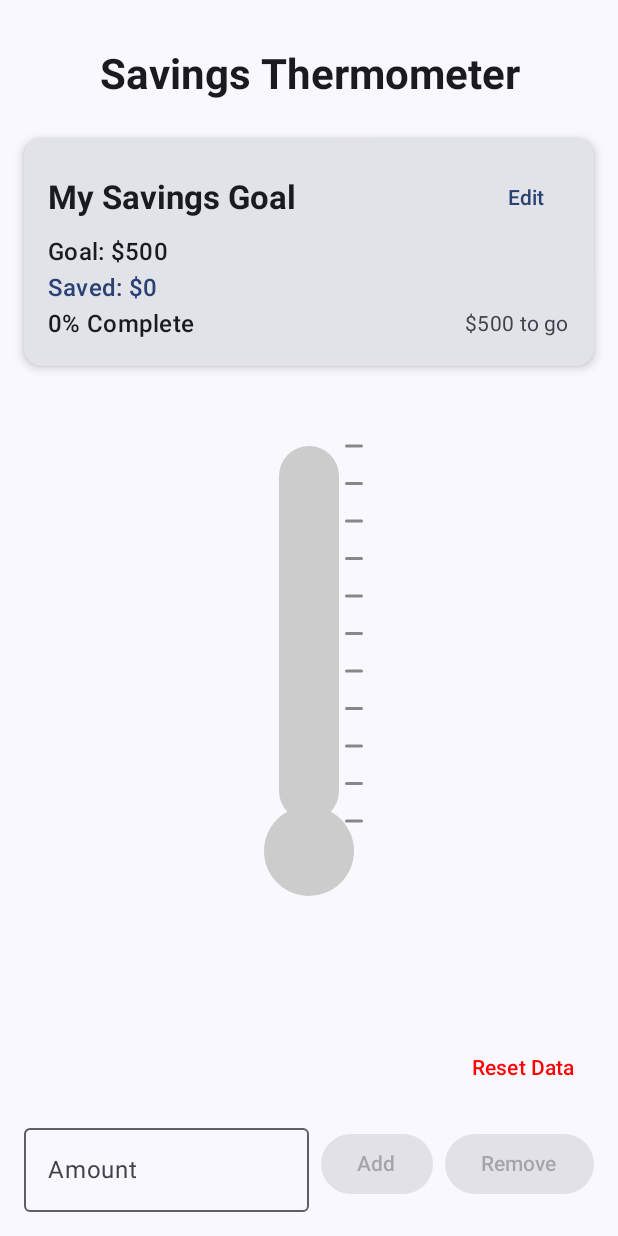
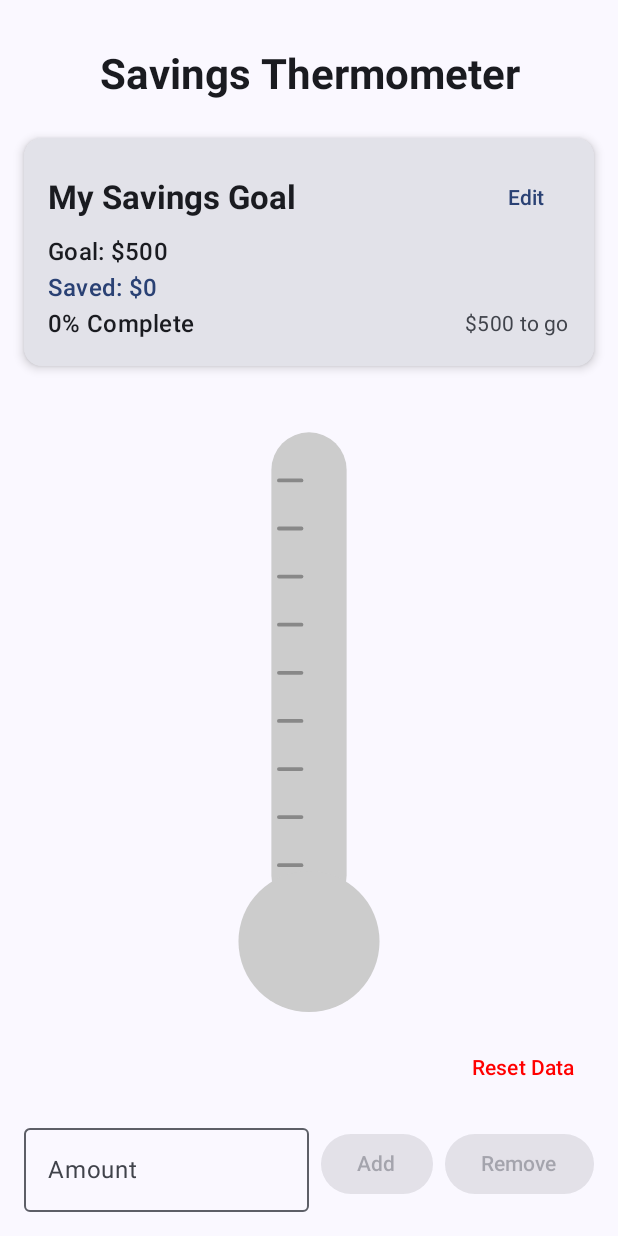
Before and after one commit to swashedbuckles/save-o-meter, an Android app built with Jetpack Compose: the screen it shows after launch (MainActivity), on a phone screen of 412 x 824 dp. Run offline under Robolectric (Android 15) with nearby library versions, the phone set to English and light mode, and no system bars.

Commit message:
Update responsiveness and thermometer display

```diff
--- a/app/src/main/java/com/example/save_o_meter/MainActivity.kt
+++ b/app/src/main/java/com/example/save_o_meter/MainActivity.kt
@@ -9,12 +9,16 @@ import androidx.compose.animation.core.animateFloatAsState
 import androidx.compose.animation.core.tween
 import androidx.compose.foundation.layout.Arrangement
 import androidx.compose.foundation.layout.Box
+import androidx.compose.foundation.layout.BoxWithConstraints
 import androidx.compose.foundation.layout.Column
+import androidx.compose.foundation.layout.Row
 import androidx.compose.foundation.layout.Spacer
+import androidx.compose.foundation.layout.fillMaxHeight
 import androidx.compose.foundation.layout.fillMaxSize
 import androidx.compose.foundation.layout.fillMaxWidth
 import androidx.compose.foundation.layout.height
 import androidx.compose.foundation.layout.padding
+import androidx.compose.foundation.layout.size
 import androidx.compose.material3.MaterialTheme
 import androidx.compose.material3.Scaffold
 import androidx.compose.material3.Text
@@ -82,9 +86,76 @@ fun SavingsThermometerScreen(modifier: Modifier = Modifier) {
         label = "progress_animation"
     )
 
-    Box(modifier = modifier.fillMaxSize())
+    Box(modifier = modifier.fillMaxSize()) {
+        BoxWithConstraints(modifier = Modifier.fillMaxSize()) {
+            val boxWithConstraintsScope = this
+            val isLandscape = maxWidth > maxHeight
+
+            if (isLandscape) {
+                // Landscape layout - side by side
+                Row(
+                    modifier = Modifier.fillMaxSize().padding(16.dp),
+                    horizontalArrangement = Arrangement.spacedBy(16.dp)
+                ) {
+                    // Left side - info and controls
                     Column(
-        modifier = modifier.fillMaxSize().padding(16.dp),
+                        modifier = Modifier.weight(1f),
+                        verticalArrangement = Arrangement.spacedBy(16.dp)
+                    ) {
+                        Text(
+                            text = "Savings Thermometer",
+                            style = MaterialTheme.typography.headlineMedium,
+                            fontWeight = FontWeight.Bold,
+                            textAlign = TextAlign.Center
+                        )
+
+                        SavingsInfoCard(
+                            goalName = viewModel.goalName,
+                            currentSavings = viewModel.currentSavings,
+                            goalAmount = viewModel.currentSavingsGoal,
+                            progress = progress,
+                            isGoalReached = isGoalReached,
+                            remainingAmount = viewModel.getRemainingAmount(),
+                            onEditGoal = { showGoalEditDialog = true }
+                        )
+
+                        Spacer(modifier = Modifier.weight(1f))
+
+                        ResetDataButton(onReset = { showResetDialog = true })
+
+                        SavingsInputControls(
+                            inputAmount = inputAmount,
+                            onInputAmountChange = { inputAmount = it },
+                            onAddMoney = { amount ->
+                                viewModel.addSavings(amount)
+                                inputAmount = ""
+                            },
+                            onRemoveMoney = { amount ->
+                                viewModel.removeSavings(amount)
+                                inputAmount = ""
+                            }
+                        )
+                    }
+
+                    // Right side - thermometer
+                    Box(
+                        modifier = Modifier
+                            .weight(1f)
+                            .fillMaxHeight()
+                            .padding(vertical = 16.dp),
+                        contentAlignment = Alignment.Center
+                    ) {
+                        ThermometerDisplay(
+                            progress = animatedProgress,
+                            isGoalReached = isGoalReached,
+                            modifier = Modifier.fillMaxSize()
+                        )
+                    }
+                }
+            } else {
+                // Portrait layout - original vertical layout
+                Column(
+                    modifier = Modifier.fillMaxSize().padding(16.dp),
                     horizontalAlignment = Alignment.CenterHorizontally
                 ) {
                     // App title
@@ -107,18 +178,27 @@ fun SavingsThermometerScreen(modifier: Modifier = Modifier) {
                         onEditGoal = { showGoalEditDialog = true }
                     )
 
-        // Thermometer visualization
-        Box(
-            modifier = Modifier.fillMaxWidth().height(400.dp).padding(vertical = 16.dp),
+                    // Responsive thermometer visualization
+                    BoxWithConstraints(
+                        modifier = Modifier
+                            .fillMaxWidth()
+                            .weight(1f)
+                            .padding(vertical = 16.dp),
                         contentAlignment = Alignment.Center
                     ) {
+                        val boxWithConstraintsScope = this
+                        val thermometerWidth = minOf(boxWithConstraintsScope.maxWidth * 0.4f, 200.dp)
+                        val thermometerHeight = boxWithConstraintsScope.maxHeight
+
                         ThermometerDisplay(
                             progress = animatedProgress,
-                isGoalReached = isGoalReached
+                            isGoalReached = isGoalReached,
+                            modifier = Modifier.size(
+                                width = thermometerWidth,
+                                height = thermometerHeight
+                            )
                         )
                     }
-
-        Spacer(modifier = Modifier.weight(1f))
 
                     // Reset button
                     ResetDataButton(
@@ -139,7 +219,10 @@ fun SavingsThermometerScreen(modifier: Modifier = Modifier) {
                         }
                     )
                 }
+            }
+        }
 
+        // Celebration overlay
         if (viewModel.showCelebration) {
             CelebrationAnimation(
                 isVisible = true,
@@ -169,3 +252,4 @@ fun SavingsThermometerScreen(modifier: Modifier = Modifier) {
             )
         }
     }
+}
--- a/app/src/main/java/com/example/save_o_meter/ThermometerComponents.kt
+++ b/app/src/main/java/com/example/save_o_meter/ThermometerComponents.kt
@@ -15,21 +15,27 @@ import kotlin.math.max
 import kotlin.math.min
 
 /**
- * Draws the thermometer visualization
+ * Draws the thermometer visualization using the full canvas size
  */
 private fun DrawScope.drawThermometer(
     progress: Float,
     isGoalReached: Boolean,
     bulbScale: Float
 ) {
-    val thermometerWidth = 40.dp.toPx()
-    val thermometerHeight = 250.dp.toPx()
-    val bulbRadius = 30.dp.toPx() * bulbScale
 
-    val thermometerLeft = (size.width - thermometerWidth) / 2
-    val thermometerTop = 20.dp.toPx()
-    val bulbCenterY = thermometerTop + thermometerHeight + bulbRadius - 10.dp.toPx()
-    val bulbCenterX = size.width / 2
+    val canvasWidth = size.width
+    val canvasHeight = size.height
+
+    // Calculate thermometer dimensions as percentages of canvas
+    val thermometerWidth = canvasWidth * 0.33f // 20% of canvas width
+    val bulbRadius = thermometerWidth * 0.75f // Bulb is 75% of thermometer width
+    val thermometerHeight = canvasHeight - (bulbRadius * 2) - (0.02f * canvasHeight)
+
+    // Center the thermometer horizontally
+    val thermometerLeft = (canvasWidth - thermometerWidth) / 2
+    val thermometerTop = canvasHeight * 0.05f // Start 5% from top
+    val bulbCenterY = thermometerTop + thermometerHeight + bulbRadius * 0.5f
+    val bulbCenterX = canvasWidth / 2
 
     // Draw thermometer outline
     drawRoundRect(
@@ -42,13 +48,13 @@ private fun DrawScope.drawThermometer(
     // Draw bulb outline
     drawCircle(
         color = Color.LightGray,
-        radius = bulbRadius,
+        radius = bulbRadius * bulbScale,
         center = Offset(bulbCenterX, bulbCenterY)
     )
 
     val fillHeight = thermometerHeight * progress
     val fillTop = thermometerTop + thermometerHeight - fillHeight
-    val innerPadding = 4.dp.toPx()
+    val innerPadding = thermometerWidth * 0.1f // 10% of width as padding
     val innerWidth = thermometerWidth - (innerPadding * 2)
     val innerLeft = thermometerLeft + innerPadding
 
@@ -74,7 +80,7 @@ private fun DrawScope.drawThermometer(
         }
 
         // Fill bulb
-        val innerBulbRadius = bulbRadius - innerPadding
+        val innerBulbRadius = bulbRadius * bulbScale - innerPadding
         drawCircle(
             color = mercuryColor,
             radius = innerBulbRadius,
@@ -82,95 +88,122 @@ private fun DrawScope.drawThermometer(
         )
     }
 
-    // Add thermometer tick marks
+    // Add thermometer tick marks (responsive sizing)
+    val tickLength = thermometerWidth * 0.3f
+    val tickOffset = thermometerWidth * 0.1f
+    val tickWidth = max(2f, thermometerWidth * 0.05f)
+
     for (i in 0..10) {
         val markHeight = thermometerTop + (thermometerHeight * i / 10)
+        if(i > 0 && i < 10) {
             drawLine(
                 color = Color.Gray,
-            start = Offset(thermometerLeft + thermometerWidth + 5.dp.toPx(), markHeight),
-            end = Offset(thermometerLeft + thermometerWidth + 15.dp.toPx(), markHeight),
-            strokeWidth = 2.dp.toPx(),
+                start = Offset(thermometerLeft + tickOffset, markHeight),
+                end = Offset(thermometerLeft  + tickOffset + tickLength, markHeight),
+                strokeWidth = tickWidth,
                 cap = StrokeCap.Round
             )
         }
+    }
 
+    // Goal reached effects (responsive sizing)
     if (isGoalReached) {
         // Draw pulsing glow around bulb
         drawCircle(
-            color = Color(0xFFFFD700).copy(alpha = 0.3f), // Gold glow
-            radius = bulbRadius + 10.dp.toPx(),
+            color = Color(0xFFFFD700).copy(alpha = 0.3f),
+            radius = bulbRadius * bulbScale + thermometerWidth * 0.2f,
             center = Offset(bulbCenterX, bulbCenterY)
         )
 
         // Draw sparkles around thermometer
-        drawSparklesAroundThermometer(thermometerLeft, thermometerTop, thermometerWidth, thermometerHeight)
+        drawSparklesAroundThermometer(
+            thermometerLeft,
+            thermometerTop,
+            thermometerWidth,
+            thermometerHeight,
+            canvasWidth,
+            canvasHeight
+        )
     }
 }
 
 /**
- * Draw sparkles around the thermometer when goal is reached
+ * Draw sparkles around the thermometer (responsive positioning)
  */
 private fun DrawScope.drawSparklesAroundThermometer(
     thermometerLeft: Float,
     thermometerTop: Float,
     thermometerWidth: Float,
-    thermometerHeight: Float
+    thermometerHeight: Float,
+    canvasWidth: Float,
+    canvasHeight: Float
 ) {
+    val sparkleDistance = thermometerWidth * 0.8f
+    val sparkleSize = thermometerWidth * 0.15f
+
     val sparklePositions = listOf(
-        Offset(thermometerLeft - 20.dp.toPx(), thermometerTop + 50.dp.toPx()),
-        Offset(thermometerLeft + thermometerWidth + 20.dp.toPx(), thermometerTop + 80.dp.toPx()),
-        Offset(thermometerLeft - 15.dp.toPx(), thermometerTop + 150.dp.toPx()),
-        Offset(thermometerLeft + thermometerWidth + 25.dp.toPx(), thermometerTop + 180.dp.toPx()),
-        Offset(thermometerLeft - 10.dp.toPx(), thermometerTop + thermometerHeight - 50.dp.toPx()),
-        Offset(thermometerLeft + thermometerWidth + 15.dp.toPx(), thermometerTop + thermometerHeight - 20.dp.toPx())
+        Offset(thermometerLeft - sparkleDistance, thermometerTop + thermometerHeight * 0.2f),
+        Offset(thermometerLeft + thermometerWidth + sparkleDistance, thermometerTop + thermometerHeight * 0.3f),
+        Offset(thermometerLeft - sparkleDistance * 0.7f, thermometerTop + thermometerHeight * 0.6f),
+        Offset(thermometerLeft + thermometerWidth + sparkleDistance * 0.9f, thermometerTop + thermometerHeight * 0.7f),
+        Offset(thermometerLeft - sparkleDistance * 0.5f, thermometerTop + thermometerHeight * 0.9f),
+        Offset(thermometerLeft + thermometerWidth + sparkleDistance * 0.6f, thermometerTop + thermometerHeight * 0.95f)
     )
 
     sparklePositions.forEach { position ->
+        // Only draw sparkles that are within canvas bounds
+        if (position.x > 0 && position.x < canvasWidth &&
+            position.y > 0 && position.y < canvasHeight) {
             drawStar(
                 center = position,
-            color = Color(0xFFFFD700), // Gold
-            size = 8.dp.toPx()
+                color = Color(0xFFFFD700),
+                size = sparkleSize
             )
+        }
     }
 }
 
 /**
- * Draw a simple star shape
+ * Draw a responsive star shape
  */
 private fun DrawScope.drawStar(center: Offset, color: Color, size: Float) {
+    val strokeWidth = max(2f, size * 0.2f)
+
     // Draw a simple 4-pointed star (plus sign rotated)
     drawLine(
         color = color,
         start = Offset(center.x - size, center.y),
         end = Offset(center.x + size, center.y),
-        strokeWidth = 3.dp.toPx(),
+        strokeWidth = strokeWidth,
         cap = StrokeCap.Round
     )
     drawLine(
         color = color,
         start = Offset(center.x, center.y - size),
         end = Offset(center.x, center.y + size),
-        strokeWidth = 3.dp.toPx(),
+        strokeWidth = strokeWidth,
         cap = StrokeCap.Round
     )
 
     // Add diagonal lines for 8-pointed star
     val diagonal = size * 0.7f
+    val diagonalStroke = strokeWidth * 0.7f
     drawLine(
         color = color,
         start = Offset(center.x - diagonal, center.y - diagonal),
         end = Offset(center.x + diagonal, center.y + diagonal),
-        strokeWidth = 2.dp.toPx(),
+        strokeWidth = diagonalStroke,
         cap = StrokeCap.Round
     )
     drawLine(
         color = color,
         start = Offset(center.x - diagonal, center.y + diagonal),
         end = Offset(center.x + diagonal, center.y - diagonal),
-        strokeWidth = 2.dp.toPx(),
+        strokeWidth = diagonalStroke,
         cap = StrokeCap.Round
     )
 }
+
 
 /**
  * Displays the thermometer visualization
@@ -181,7 +214,7 @@ fun ThermometerDisplay(
     isGoalReached: Boolean,
     modifier: Modifier = Modifier
 ) {
-    Canvas(modifier = modifier.size(width = 120.dp, height = 350.dp)) {
-        drawThermometer(progress, isGoalReached, bulbScale = 1f)
+    Canvas(modifier = modifier) {
+        drawThermometer(progress, isGoalReached, bulbScale = 1.25f)
     }
 }
```
Lines whose indentation alone changed are shown as unchanged.
